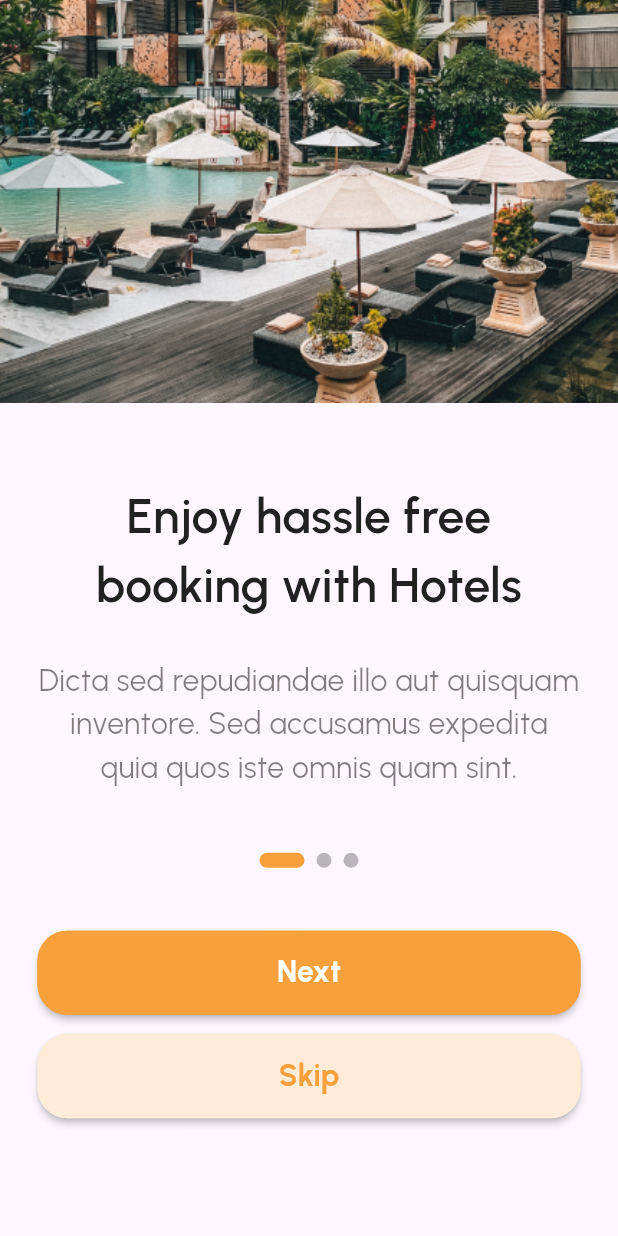
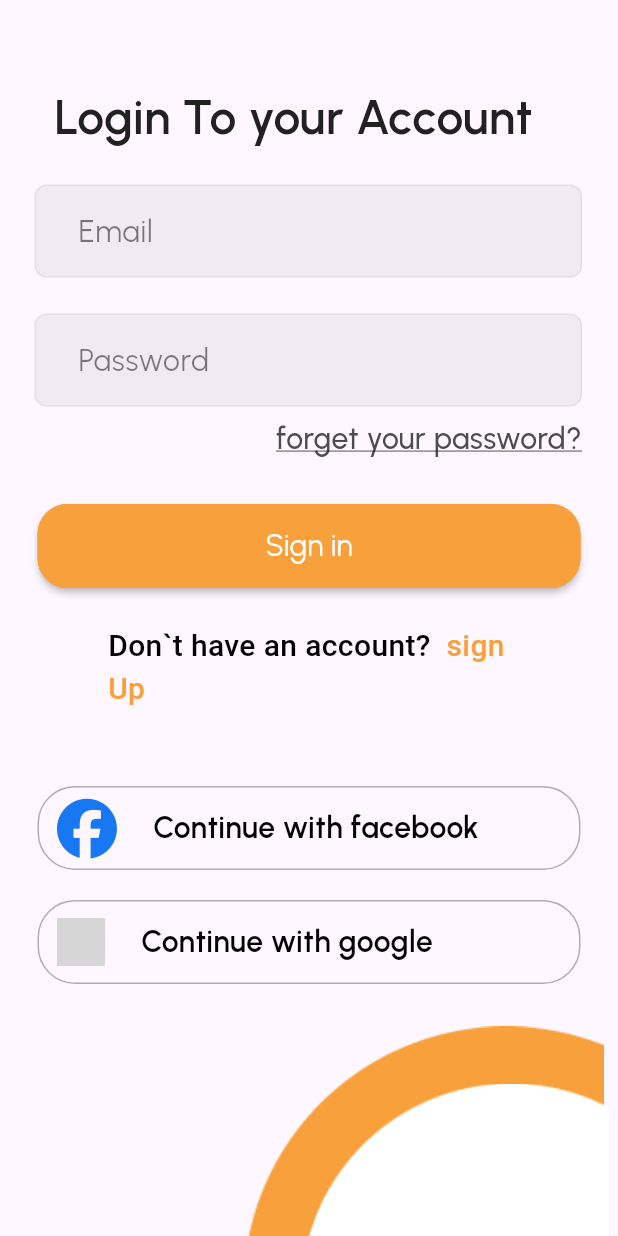
Before and after one commit to esraammosaad/booking-hotels, a Flutter app: the CustomPageView screen opened by its route, scrolled down 112 dp, after a tap on "Skip", on a phone screen of 412 x 824 dp. Run offline on Flutter 3.47's test engine with Material 2 defaults, Android fonts, the phone set to English and light mode, and no system bars; drawn by our look-alikes of smooth_page_indicator; our stand-ins replace font_awesome_flutter, go_router, google_fonts, icons_plus; grey boxes are pictures that could not be loaded.

Commit message:
signin view done

```diff
--- a/lib/features/splash/presentation/views/widgets/custom_button.dart
+++ b/lib/core/utils/custom_button.dart
@@ -1,4 +1,3 @@
-import 'package:booking_hotels/constents.dart';
 import 'package:flutter/material.dart';
 
 class CustomButton extends StatelessWidget {
--- /dev/null
+++ b/lib/core/utils/custom_decoration.dart
@@ -0,0 +1,27 @@
+import 'package:flutter/material.dart';
+
+import '../../generated/assets.dart';
+class CustomDecoration extends StatelessWidget {
+  const CustomDecoration({
+    super.key,
+  });
+
+  @override
+  Widget build(BuildContext context) {
+    return Align(
+      alignment: Alignment.bottomRight,
+      child: Stack(
+        alignment: Alignment.bottomRight,
+        children: [
+          SizedBox(
+              height: MediaQuery.of(context).size.height * 0.27,
+              child: Image.asset(Assets.imagesEllipse22)),
+          SizedBox(
+            height: MediaQuery.of(context).size.height * 0.22,
+            child: Image.asset(Assets.imagesEllipse11),
+          )
+        ],
+      ),
+    );
+  }
+}
--- a/lib/core/utils/routes.dart
+++ b/lib/core/utils/routes.dart
@@ -1,10 +1,12 @@
+import 'package:booking_hotels/features/authentication/presentation/views/signin_view.dart';
 import 'package:booking_hotels/features/splash/presentation/views/splash_view.dart';
 import 'package:booking_hotels/features/splash/presentation/views/widgets/custom_page_view.dart';
+import 'package:flutter/cupertino.dart';
 import 'package:go_router/go_router.dart';
 
-abstract class AppRoutes{
-  static String kPageView='/customPageView';
-
+abstract class AppRoutes {
+  static String kPageView = '/customPageView';
+  static String kSignInView = '/signInView';
 
   static final router = GoRouter(
     routes: [
@@ -12,10 +14,38 @@ abstract class AppRoutes{
         path: '/',
         builder: (context, state) => const SplashView(),
       ),
-
       GoRoute(
         path: kPageView,
-        builder: (context, state) => const CustomPageView(),
+        pageBuilder: (context, state) {
+          return CustomTransitionPage(
+            transitionDuration: const Duration(seconds: 4),
+              key: state.pageKey,
+              child: const CustomPageView(),
+              transitionsBuilder: (context, animation, animationTwo, child) {
+                return FadeTransition(
+                  opacity:
+                      CurveTween(curve: Curves.easeInOutCirc).animate(animation),
+                  child: child,
+                );
+              });
+        },
+
+      ),
+      GoRoute(
+        path: kSignInView,
+        pageBuilder: (context, state) {
+          return CustomTransitionPage(
+              transitionDuration: const Duration(seconds: 1),
+              key: state.pageKey,
+              child: const SignInView(),
+              transitionsBuilder: (context, animation, animationTwo, child) {
+                return FadeTransition(
+                  opacity:
+                      CurveTween(curve: Curves.bounceInOut).animate(animation),
+                  child: child,
+                );
+              });
+        },
       ),
     ],
   );
--- a/lib/features/authentication/presentation/views/signin_view.dart
+++ b/lib/features/authentication/presentation/views/signin_view.dart
@@ -0,0 +1,15 @@
+import 'package:booking_hotels/features/authentication/presentation/views/widgets/signin_view_body.dart';
+import 'package:flutter/material.dart';
+
+class SignInView extends StatelessWidget {
+  const SignInView({Key? key}) : super(key: key);
+
+  @override
+  Widget build(BuildContext context) {
+    return const Scaffold(
+      resizeToAvoidBottomInset: true,
+
+      body: SignInViewBody(),
+    );
+  }
+}
--- /dev/null
+++ b/lib/features/authentication/presentation/views/widgets/custom_forget_password_widget.dart
@@ -0,0 +1,24 @@
+import 'package:flutter/material.dart';
+import '../../../../../core/utils/styles.dart';
+class CustomForgetPasswordWidget extends StatelessWidget {
+  const CustomForgetPasswordWidget({
+    super.key,
+  });
+
+  @override
+  Widget build(BuildContext context) {
+    return Align(
+        alignment: Alignment.centerRight,
+        child: Padding(
+          padding: const EdgeInsets.only(right: 24.0, bottom: 29),
+          child: Text(
+            'forget your password?',
+            textAlign: TextAlign.center,
+            style: Styles.textStyle20.copyWith(
+                color: const Color(0xff4D4D4D),
+                fontWeight: FontWeight.w500,
+                decoration: TextDecoration.underline),
+          ),
+        ));
+  }
+}
--- /dev/null
+++ b/lib/features/authentication/presentation/views/widgets/custom_signin_container.dart
@@ -0,0 +1,47 @@
+import 'package:flutter/material.dart';
+import '../../../../../core/utils/styles.dart';
+
+class CustomSignInContainer extends StatelessWidget {
+  const CustomSignInContainer({
+    super.key,
+    required this.text,
+    required this.icon,
+  });
+  final String text;
+  final Widget icon;
+
+  @override
+  Widget build(BuildContext context) {
+    return Padding(
+      padding: const EdgeInsets.only(left: 25, right: 25, bottom: 20),
+      child: Container(
+        height: 56,
+        width: MediaQuery.of(context).size.width,
+        decoration: BoxDecoration(
+          borderRadius: BorderRadius.circular(25),
+          border: Border.all(color: const Color(0x4D000000), width: 1),
+        ),
+        child: Row(
+          children: [
+            Padding(
+              padding: const EdgeInsets.only(left: 12.0, right: 24),
+              child: icon,
+            ),
+            Expanded(
+                child: Padding(
+              padding: const EdgeInsets.only(top: 10.0, bottom: 10),
+              child: Text(
+                text,
+                style: Styles.textStyle20.copyWith(
+                  color: Colors.black,
+                  fontWeight: FontWeight.w600,
+                ),
+                maxLines: 2,
+              ),
+            ))
+          ],
+        ),
+      ),
+    );
+  }
+}
--- /dev/null
+++ b/lib/features/authentication/presentation/views/widgets/custom_text_form_field.dart
@@ -0,0 +1,47 @@
+import 'package:flutter/material.dart';
+import '../../../../../constents.dart';
+import '../../../../../core/utils/styles.dart';
+
+class CustomTextFormField extends StatelessWidget {
+  const CustomTextFormField(
+      {Key? key, required this.hintText, required this.onSave})
+      : super(key: key);
+
+  final String hintText;
+  final void Function(String?) onSave;
+
+  @override
+  Widget build(BuildContext context) {
+    return TextFormField(
+      cursorColor: kPrimaryColor,
+      onSaved: onSave,
+      validator: (value) {
+        if (value!.isEmpty) {
+          return 'please enter a valid value';
+        }
+        return null;
+      },
+      decoration: InputDecoration(
+
+        contentPadding: const EdgeInsets.only(top: 16, bottom: 16, left: 25),
+        hintText: hintText,
+        hintStyle: Styles.textStyle20.copyWith(
+            color: const Color(0x80000000), fontWeight: FontWeight.w400),
+        filled: true,
+        fillColor: const Color(0x0D000000),
+        border: buildOutlineInputBorder(const Color(0x0D000000)),
+        errorBorder: buildOutlineInputBorder(Colors.red),
+        focusedErrorBorder: buildOutlineInputBorder(Colors.red),
+        focusedBorder: buildOutlineInputBorder(kPrimaryColor),
+        enabledBorder: buildOutlineInputBorder(const Color(0x0D000000)),
+      ),
+    );
+  }
+
+  OutlineInputBorder buildOutlineInputBorder(Color color) {
+    return OutlineInputBorder(
+      borderSide: BorderSide(color: color),
+      borderRadius: BorderRadius.circular(8),
+    );
+  }
+}
--- /dev/null
+++ b/lib/features/authentication/presentation/views/widgets/custom_text_span.dart
@@ -0,0 +1,28 @@
+import 'package:flutter/gestures.dart';
+import 'package:flutter/material.dart';
+import '../../../../../constents.dart';
+import '../../../../../core/utils/styles.dart';
+class CustomTextSpan extends StatelessWidget {
+  const CustomTextSpan({
+    super.key,
+  });
+
+  @override
+  Widget build(BuildContext context) {
+    return Padding(
+      padding: const EdgeInsets.symmetric(horizontal: 72.0),
+      child: Text.rich(TextSpan(
+          text: 'Don`t have an account?  ',
+          style: Styles.textStyle20
+              .copyWith(fontWeight: FontWeight.w500, color: Colors.black),
+          children: <InlineSpan>[
+            TextSpan(
+                recognizer: TapGestureRecognizer()
+                  ..onTap = () => print('object'),
+                text: 'sign Up',
+                style: Styles.textStyle20.copyWith(
+                    fontWeight: FontWeight.w500, color: kPrimaryColor))
+          ])),
+    );
+  }
+}
--- /dev/null
+++ b/lib/features/authentication/presentation/views/widgets/signin_view_body.dart
@@ -0,0 +1,70 @@
+import 'package:booking_hotels/constents.dart';
+import 'package:booking_hotels/core/utils/styles.dart';
+import 'package:booking_hotels/features/authentication/presentation/views/widgets/custom_text_form_field.dart';
+import 'package:booking_hotels/core/utils/custom_button.dart';
+import 'package:flutter/material.dart';
+import 'package:font_awesome_flutter/font_awesome_flutter.dart';
+import 'package:icons_plus/icons_plus.dart';
+import '../../../../../core/utils/custom_decoration.dart';
+import 'custom_forget_password_widget.dart';
+import 'custom_signin_container.dart';
+import 'custom_text_span.dart';
+
+class SignInViewBody extends StatelessWidget {
+  const SignInViewBody({Key? key}) : super(key: key);
+
+  @override
+  Widget build(BuildContext context) {
+    return SingleChildScrollView(
+      child: Column(
+        crossAxisAlignment: CrossAxisAlignment.start,
+        children: [
+          Padding(
+            padding: const EdgeInsets.only(left: 36.0, top: 55),
+            child: Text(
+              'Login To your Account',
+              style: Styles.textStyle32,
+            ),
+          ),
+          Padding(
+            padding: const EdgeInsets.only(
+                top: 22.0, left: 23, right: 24, bottom: 24),
+            child: CustomTextFormField(hintText: 'Email', onSave: (value) {}),
+          ),
+          Padding(
+            padding: const EdgeInsets.only(left: 23, right: 24, bottom: 7),
+            child:
+                CustomTextFormField(hintText: 'Password', onSave: (value) {}),
+          ),
+          const CustomForgetPasswordWidget(),
+          CustomButton(
+              text: 'Sign in',
+              onPressed: () {},
+              textStyle: Styles.textStyle20.copyWith(color: Colors.white),
+              color: kPrimaryColor),
+          const SizedBox(
+            height: 24,
+          ),
+          const CustomTextSpan(),
+          const SizedBox(
+            height: 50,
+          ),
+          const CustomSignInContainer(
+              text: 'Continue with facebook',
+              icon: FaIcon(
+                FontAwesomeIcons.facebook,
+                size: 40,
+                color: Color(0xff1877F2),
+              )),
+          CustomSignInContainer(
+            text: "Continue with google",
+            icon: Logo(Logos.google),
+          ),
+          const CustomDecoration()
+
+
+        ],
+      ),
+    );
+  }
+}
--- a/lib/features/splash/presentation/views/widgets/onBoarding_view_body.dart
+++ b/lib/features/splash/presentation/views/widgets/onBoarding_view_body.dart
@@ -1,8 +1,10 @@
 import 'package:booking_hotels/constents.dart';
+import 'package:booking_hotels/core/utils/routes.dart';
 import 'package:booking_hotels/core/utils/styles.dart';
-import 'package:booking_hotels/features/splash/presentation/views/widgets/custom_button.dart';
+import 'package:booking_hotels/core/utils/custom_button.dart';
 import 'package:booking_hotels/features/splash/presentation/views/widgets/custom_page_indicator.dart';
 import 'package:flutter/material.dart';
+import 'package:go_router/go_router.dart';
 import 'custom_onBoarding_view_description.dart';
 import 'custom_onBoarding_view_image.dart';
 import 'custom_onBoarding_view_text.dart';
@@ -21,7 +23,6 @@ class OnBoardingViewBody extends StatelessWidget {
   @override
   Widget build(BuildContext context) {
     return SingleChildScrollView(
-      child: SafeArea(
       child: Column(
         children: [
           CustomOnBoardingViewImage(image: image),
@@ -52,7 +53,9 @@ class OnBoardingViewBody extends StatelessWidget {
           ),
           CustomButton(
             text: 'Skip',
-              onPressed: () {},
+            onPressed: () {
+              context.go(AppRoutes.kSignInView,);
+            },
             textStyle: Styles.textStyle20
                 .copyWith(color: kPrimaryColor, fontWeight: FontWeight.w700),
             color: kSecondaryColor,
@@ -62,7 +65,6 @@ class OnBoardingViewBody extends StatelessWidget {
           ),
         ],
       ),
-      ),
     );
   }
 }
--- a/pubspec.yaml
+++ b/pubspec.yaml
@@ -40,6 +40,8 @@ dependencies:
   smooth_page_indicator: ^1.1.0
   bloc: ^8.1.2
   flutter_bloc: ^8.1.3
+  icons_plus: ^4.0.0
+  font_awesome_flutter: ^10.5.0
 
 dev_dependencies:
   flutter_test:
```
Also changed, not shown: assets/images/Ellipse11.png (added), assets/images/Ellipse22.png (added), lib/generated/assets.dart, pubspec.lock. Lines whose indentation alone changed are shown as unchanged.
